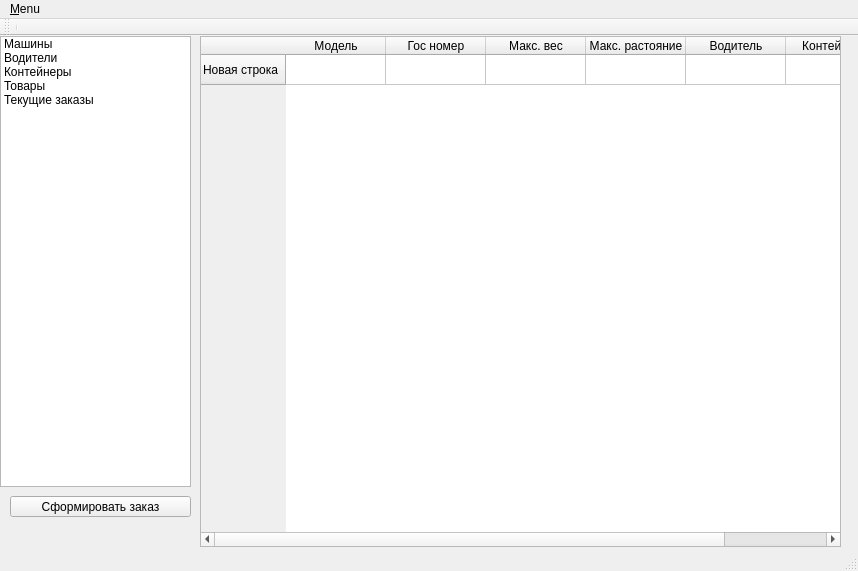
Above: mainwindow.ui from XcemKo/simple_mongo_editor before the change. Below: the same form after it.
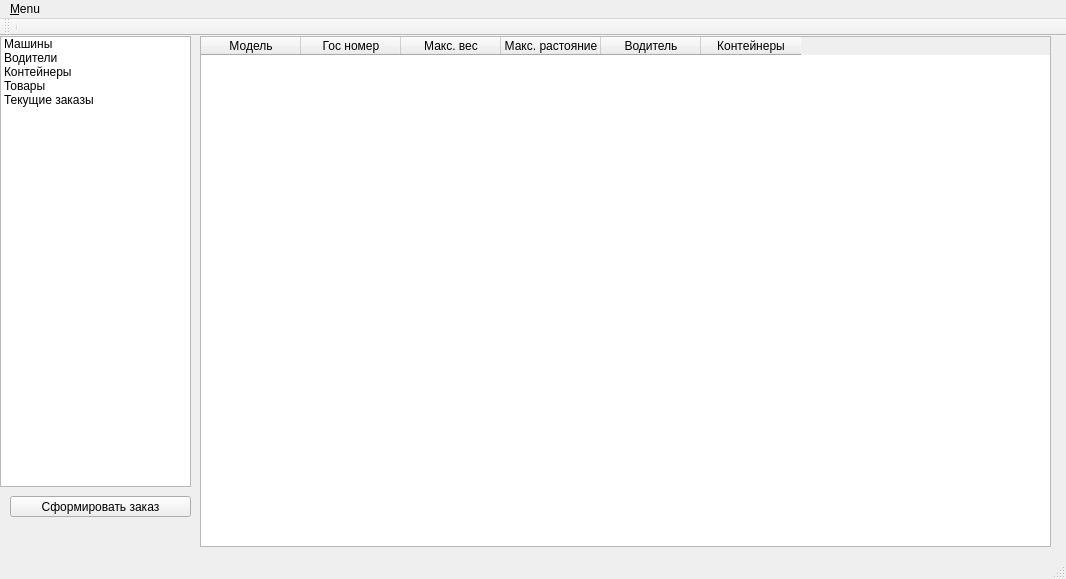
That is the form after the change.

The edit to the form file:
```diff
--- a/mainwindow.ui
+++ b/mainwindow.ui
@@ -6,8 +6,8 @@
    <rect>
     <x>0</x>
     <y>0</y>
-    <width>858</width>
-    <height>571</height>
+    <width>1066</width>
+    <height>579</height>
    </rect>
   </property>
   <property name="windowTitle">
@@ -19,15 +19,10 @@
      <rect>
       <x>200</x>
       <y>0</y>
-      <width>641</width>
+      <width>851</width>
       <height>511</height>
      </rect>
     </property>
-    <row>
-     <property name="text">
-      <string>Новая строка</string>
-     </property>
-    </row>
     <column>
      <property name="text">
       <string>Модель</string>
@@ -113,8 +108,8 @@
     <rect>
      <x>0</x>
      <y>0</y>
-     <width>858</width>
-     <height>18</height>
+     <width>1066</width>
+     <height>21</height>
     </rect>
    </property>
    <widget class="QMenu" name="menu123">
```
